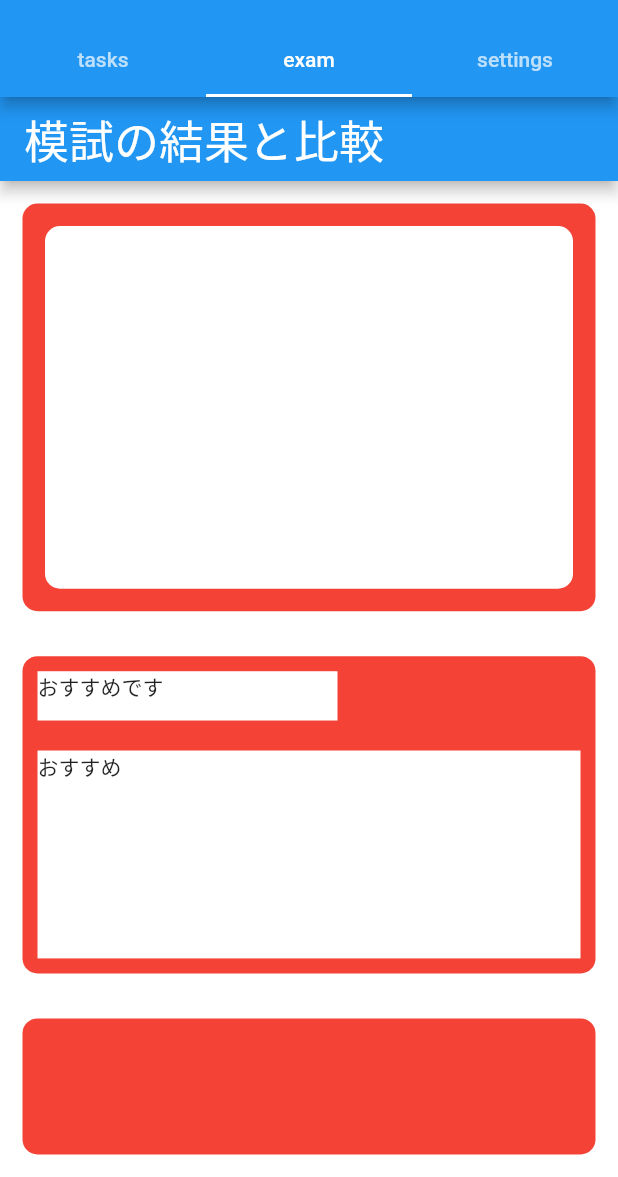
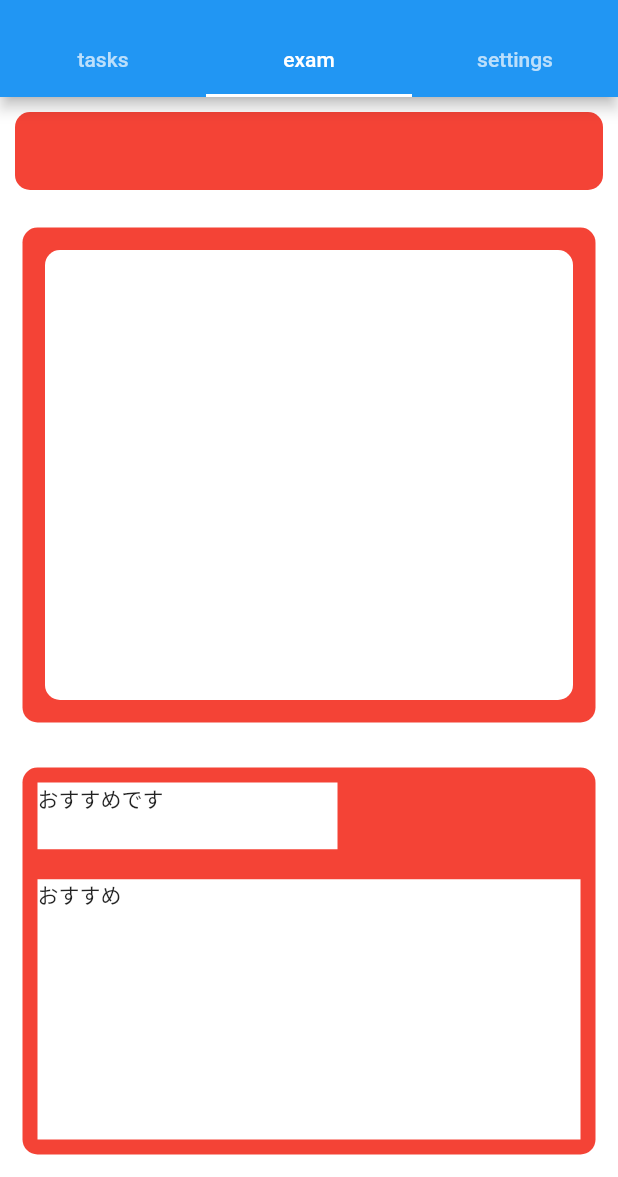
Before and after one commit to yutakana23/flutter_team10, a Flutter app: the screen it shows after launch, tab 2 chosen, on a phone screen of 412 x 824 dp, the part 59-1236 px from its top. Run offline on Flutter 3.47's test engine with Material 2 defaults, Android fonts, the phone set to English and light mode, and no system bars.

Commit message:
UI_changed

```diff
--- a/lib/screens/exams_screen.dart
+++ b/lib/screens/exams_screen.dart
@@ -6,17 +6,27 @@ class ExamsScreen extends StatelessWidget {
   @override
   Widget build(BuildContext context) {
     return Scaffold(
-      appBar: AppBar(
-        title: Text(
-          '模試の結果と比較',
-          style: TextStyle(
-            fontSize: 30.0,
-          ),
-        ),
-      ),
+      // appBar: AppBar(
+      //   title: Text(
+      //     '模試の結果と比較',
+      //     style: TextStyle(
+      //       fontSize: 30.0,
+      //     ),
+      //   ),
+      // ),
       body: Column(
         crossAxisAlignment: CrossAxisAlignment.stretch,
         children: <Widget>[
+          Expanded(
+            flex: 1,
+            child: Container(
+              margin: EdgeInsets.all(10.0),
+              decoration: BoxDecoration(
+                color: Colors.red,
+                borderRadius: BorderRadius.circular(10),
+              ),
+            ),
+          ),
           Expanded(
             flex: 5,
             child: Container(
@@ -74,16 +84,6 @@ class ExamsScreen extends StatelessWidget {
               ),
             ),
           ),
-          Expanded(
-            flex: 2,
-            child: Container(
-              margin: EdgeInsets.all(15.0),
-              decoration: BoxDecoration(
-                color: Colors.red,
-                borderRadius: BorderRadius.circular(10),
-              ),
-            ),
-          ),
         ],
       ),
     );
```
